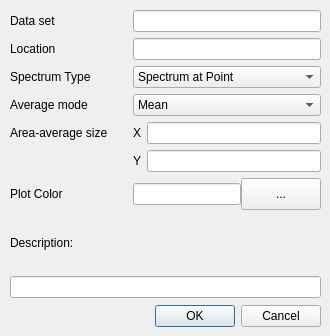
The window that src/gui/spectrum_info_editor.ui (Ehlmann-research-group/WISER) describes before a commit, drawn with Qt 5.
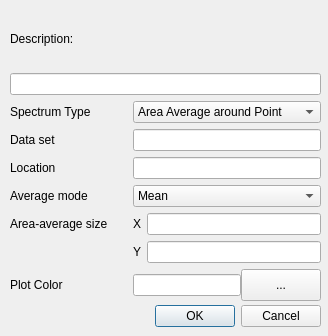
The same window after the commit.

Diff of the .ui file:
```diff
--- a/src/gui/spectrum_info_editor.ui
+++ b/src/gui/spectrum_info_editor.ui
@@ -6,7 +6,7 @@
    <rect>
     <x>0</x>
     <y>0</y>
-    <width>330</width>
+    <width>328</width>
     <height>336</height>
    </rect>
   </property>
@@ -38,32 +38,39 @@
      <x>10</x>
      <y>10</y>
      <width>311</width>
-     <height>288</height>
+     <height>291</height>
     </rect>
    </property>
    <layout class="QGridLayout" name="grid_layout" columnstretch="10,0,0">
-    <item row="6" column="0">
-     <widget class="QLabel" name="label_plot_color">
+    <item row="4" column="0">
+     <widget class="QLabel" name="label_location">
       <property name="text">
-       <string>Plot Color</string>
+       <string>Location</string>
       </property>
       <property name="buddy">
        <cstring>lineedit_plot_color</cstring>
       </property>
      </widget>
     </item>
-    <item row="5" column="2">
+    <item row="7" column="2">
      <widget class="QLineEdit" name="lineedit_area_avg_y"/>
     </item>
-    <item row="0" column="1" colspan="2">
+    <item row="3" column="1" colspan="2">
      <widget class="QLineEdit" name="lineedit_dataset">
       <property name="readOnly">
        <bool>true</bool>
       </property>
      </widget>
     </item>
-    <item row="8" column="0" colspan="3">
-     <widget class="QLineEdit" name="lineedit_description"/>
+    <item row="3" column="0">
+     <widget class="QLabel" name="label_dataset">
+      <property name="text">
+       <string>Data set</string>
+      </property>
+      <property name="buddy">
+       <cstring>lineedit_dataset</cstring>
+      </property>
+     </widget>
     </item>
     <item row="2" column="0">
      <widget class="QLabel" name="label_spectrum_type">
@@ -75,69 +82,25 @@
       </property>
      </widget>
     </item>
-    <item row="7" column="0">
-     <widget class="QLabel" name="label_description">
-      <property name="text">
-       <string>Description:</string>
-      </property>
-      <property name="buddy">
-       <cstring>lineedit_description</cstring>
-      </property>
-     </widget>
-    </item>
-    <item row="4" column="2">
-     <widget class="QLineEdit" name="lineedit_area_avg_x"/>
-    </item>
-    <item row="1" column="0">
-     <widget class="QLabel" name="label_location">
-      <property name="text">
-       <string>Location</string>
-      </property>
-      <property name="buddy">
-       <cstring>lineedit_location</cstring>
-      </property>
-     </widget>
-    </item>
-    <item row="5" column="1">
-     <widget class="QLabel" name="label_area_avg_y">
-      <property name="text">
-       <string>Y</string>
-      </property>
-      <property name="buddy">
-       <cstring>lineedit_area_avg_y</cstring>
-      </property>
-     </widget>
-    </item>
-    <item row="4" column="1">
-     <widget class="QLabel" name="label_area_avg_x">
-      <property name="text">
-       <string>X</string>
-      </property>
-      <property name="buddy">
-       <cstring>lineedit_area_avg_x</cstring>
-      </property>
-     </widget>
-    </item>
-    <item row="4" column="0">
-     <widget class="QLabel" name="label_area_avg">
-      <property name="text">
-       <string>Area-average size</string>
-      </property>
-      <property name="alignment">
-       <set>Qt::AlignLeading|Qt::AlignLeft|Qt::AlignVCenter</set>
-      </property>
+    <item row="5" column="1" colspan="2">
+     <widget class="QComboBox" name="combobox_avg_mode">
+      <item>
+       <property name="text">
+        <string>Mean</string>
+       </property>
+      </item>
+      <item>
+       <property name="text">
+        <string>Median</string>
+       </property>
+      </item>
      </widget>
     </item>
     <item row="2" column="1" colspan="2">
      <widget class="QComboBox" name="combobox_spectrum_type">
       <property name="currentText">
-       <string>Spectrum at Point</string>
+       <string>Area Average around Point</string>
       </property>
-      <item>
-       <property name="text">
-        <string>Spectrum at Point</string>
-       </property>
-      </item>
       <item>
        <property name="text">
         <string>Area Average around Point</string>
@@ -155,24 +118,44 @@
       </item>
      </widget>
     </item>
-    <item row="0" column="0">
-     <widget class="QLabel" name="label_dataset">
+    <item row="8" column="0">
+     <widget class="QLabel" name="label_plot_color">
       <property name="text">
-       <string>Data set</string>
+       <string>Plot Color</string>
       </property>
       <property name="buddy">
        <cstring>lineedit_dataset</cstring>
       </property>
      </widget>
     </item>
-    <item row="1" column="1" colspan="2">
+    <item row="7" column="1">
+     <widget class="QLabel" name="label_area_avg_y">
+      <property name="text">
+       <string>Y</string>
+      </property>
+      <property name="buddy">
+       <cstring>lineedit_area_avg_y</cstring>
+      </property>
+     </widget>
+    </item>
+    <item row="4" column="1" colspan="2">
      <widget class="QLineEdit" name="lineedit_location">
       <property name="readOnly">
        <bool>true</bool>
       </property>
      </widget>
     </item>
-    <item row="6" column="1" colspan="2">
+    <item row="6" column="1">
+     <widget class="QLabel" name="label_area_avg_x">
+      <property name="text">
+       <string>X</string>
+      </property>
+      <property name="buddy">
+       <cstring>lineedit_area_avg_x</cstring>
+      </property>
+     </widget>
+    </item>
+    <item row="8" column="1" colspan="2">
      <layout class="QGridLayout" name="gridLayout" columnstretch="10,0">
       <property name="spacing">
        <number>0</number>
@@ -195,21 +178,7 @@
       </item>
      </layout>
     </item>
-    <item row="3" column="1" colspan="2">
-     <widget class="QComboBox" name="combobox_avg_mode">
-      <item>
-       <property name="text">
-        <string>Mean</string>
-       </property>
-      </item>
-      <item>
-       <property name="text">
-        <string>Median</string>
-       </property>
-      </item>
-     </widget>
-    </item>
-    <item row="3" column="0">
+    <item row="5" column="0">
      <widget class="QLabel" name="label_avg_mode">
       <property name="text">
        <string>Average mode</string>
@@ -219,6 +188,32 @@
       </property>
      </widget>
     </item>
+    <item row="6" column="2">
+     <widget class="QLineEdit" name="lineedit_area_avg_x"/>
+    </item>
+    <item row="0" column="0">
+     <widget class="QLabel" name="label_description">
+      <property name="text">
+       <string>Description:</string>
+      </property>
+      <property name="buddy">
+       <cstring>lineedit_description</cstring>
+      </property>
+     </widget>
+    </item>
+    <item row="1" column="0" colspan="3">
+     <widget class="QLineEdit" name="lineedit_description"/>
+    </item>
+    <item row="6" column="0">
+     <widget class="QLabel" name="label_area_avg">
+      <property name="text">
+       <string>Area-average size</string>
+      </property>
+      <property name="alignment">
+       <set>Qt::AlignLeading|Qt::AlignLeft|Qt::AlignVCenter</set>
+      </property>
+     </widget>
+    </item>
    </layout>
   </widget>
  </widget>
```
Left out of the diff: 6 changed lines with no effect on the pictures.
